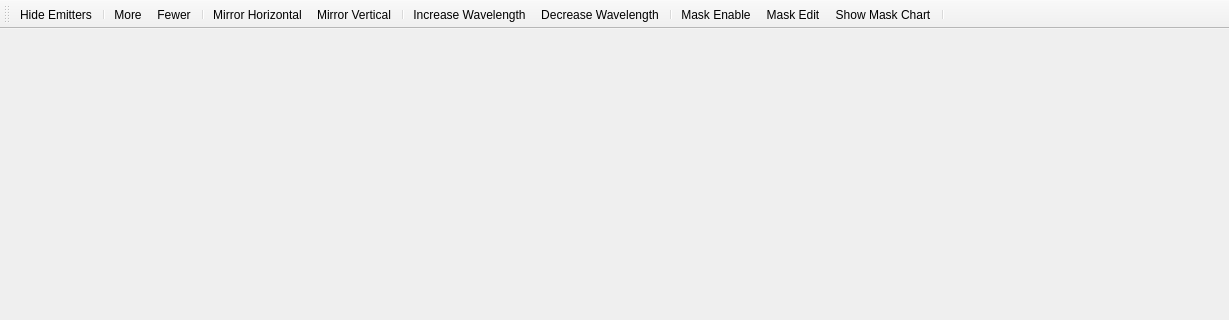
Old version of the form mainwindow.ui in the repository DeanIsMe/Wavepaper_Qt; both pictures show x 0 to 1229 and y 0 to 320 of the 1229 by 600 pixel window.
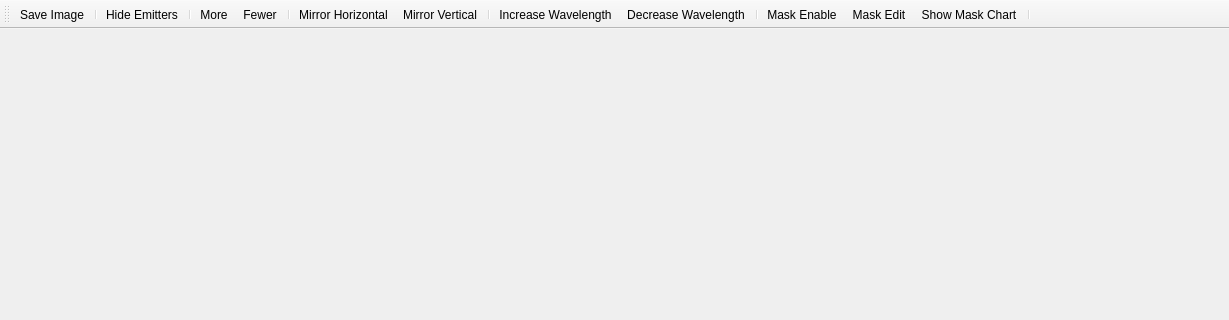
New version of the form. Icons and pictures are not drawn.

Commit message: Added save functionality. Renders the image in full quality

Patch:
```diff
--- a/mainwindow.ui
+++ b/mainwindow.ui
@@ -37,6 +37,8 @@
    <attribute name="toolBarBreak">
     <bool>false</bool>
    </attribute>
+   <addaction name="actionSaveImage"/>
+   <addaction name="separator"/>
    <addaction name="actionHideEmitters"/>
    <addaction name="separator"/>
    <addaction name="actionMore"/>
@@ -197,6 +199,18 @@
     <string>Hide emitters from the preview</string>
    </property>
   </action>
+  <action name="actionSaveImage">
+   <property name="icon">
+    <iconset resource="Resources.qrc">
+     <normaloff>:/icons/save</normaloff>:/icons/save</iconset>
+   </property>
+   <property name="text">
+    <string>Save Image</string>
+   </property>
+   <property name="toolTip">
+    <string>Generate a full quality image and save it</string>
+   </property>
+  </action>
  </widget>
  <resources>
   <include location="Resources.qrc"/>
```
The commit also changes 7 other files.
